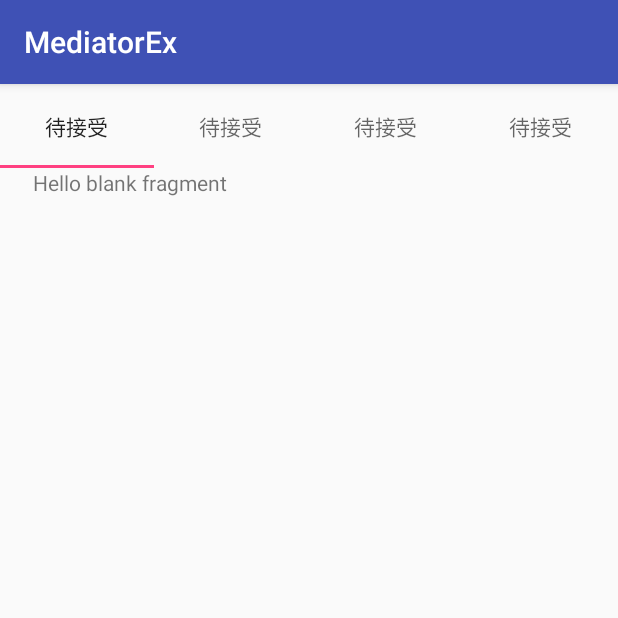
After one commit to ivotai/MediatorEx, an Android app: the MediationAct screen opened directly, with no data from a screen before it, on a phone screen of 412 x 824 dp, the top half of it. The commit adds this screen. Run offline under Robolectric (Android 15) with nearby library versions, the phone set to English and light mode, and no system bars; our stand-ins replace RxJava; 1 statement that could not run was skipped.

Commit message:
添加列表界面

```diff
--- a/app/build.gradle
+++ b/app/build.gradle
@@ -50,6 +50,7 @@ dependencies {
     implementation 'com.facebook.stetho:stetho:1.5.0'
     implementation 'com.facebook.stetho:stetho-okhttp3:1.5.0'
     implementation 'com.google.dagger:dagger:2.14.1'
+    implementation 'com.android.support:support-v4:27.1.0'
     kapt 'com.google.dagger:dagger-compiler:2.14.1'
 //    implementation 'cn.jiguang.sdk:jmessage:2.5.0'  // 此处以JMessage 2.5.0 版本为例。
 //    implementation 'cn.jiguang.sdk:jcore:1.1.9'     // 此处以JCore 1.1.9 版本为例。
@@ -59,6 +60,7 @@ dependencies {
     implementation 'com.jakewharton.rxbinding2:rxbinding:2.1.1'
     compile 'cn.aigestudio.wheelpicker:WheelPicker:1.1.2'
     implementation 'com.wada811:android-material-design-colors:3.0.0'
+    compile 'com.github.CymChad:BaseRecyclerViewAdapterHelper:2.9.30'
 }
 
 kapt {
--- a/app/src/main/AndroidManifest.xml
+++ b/app/src/main/AndroidManifest.xml
@@ -21,7 +21,8 @@
             </intent-filter>
         </activity>
         <activity android:name=".im.ImActivity" />
-        <activity android:name=".mediate.view.ActivateActivity"></activity>
+        <activity android:name=".mediate.view.ActivateActivity" />
+        <activity android:name=".mediate.view.MediationAct"></activity>
     </application>
 
 </manifest>
--- a/app/src/main/java/com/unicorn/mediatorex/mediate/service/MediateService.kt
+++ b/app/src/main/java/com/unicorn/mediatorex/mediate/service/MediateService.kt
@@ -1,12 +1,11 @@
 package com.unicorn.mediatorex.mediate.service
 
 import com.unicorn.mediatorex.mediate.model.ActivateInfo
+import com.unicorn.mediatorex.mediate.model.Case
 import com.unicorn.mediatorex.mediate.model.Label
+import com.unicorn.mediatorex.mediate.model.PageResponse
 import io.reactivex.Observable
-import retrofit2.http.Body
-import retrofit2.http.GET
-import retrofit2.http.Headers
-import retrofit2.http.POST
+import retrofit2.http.*
 
 interface MediateService {
 
@@ -26,4 +25,8 @@ interface MediateService {
     @POST("api/v1/mediate/mediator/active")
     fun activeMediator(@Body activateInfo: ActivateInfo): Observable<Any>
 
+    @GET("mediate/case")
+    fun getMediateCase(@Query("status") status:Int): Observable<PageResponse<Case>>
+
+
 }
--- /dev/null
+++ b/app/src/main/java/com/unicorn/mediatorex/mediate/view/MediationAct.kt
@@ -0,0 +1,42 @@
+package com.unicorn.mediatorex.mediate.view
+
+import android.os.Bundle
+import android.support.v7.app.AppCompatActivity
+import com.unicorn.mediatorex.R
+import com.unicorn.mediatorex.app.dagger2.ComponentsHolder
+import com.unicorn.mediatorex.logWrapper
+import io.reactivex.android.schedulers.AndroidSchedulers
+import io.reactivex.rxkotlin.subscribeBy
+import io.reactivex.schedulers.Schedulers
+import kotlinx.android.synthetic.main.activity_mediation.*
+
+class MediationAct : AppCompatActivity() {
+
+    override fun onCreate(savedInstanceState: Bundle?) {
+        super.onCreate(savedInstanceState)
+        setContentView(R.layout.activity_mediation)
+
+        viewPager.adapter = MediationPagerAdapter(supportFragmentManager)
+        tabLayout.setupWithViewPager(viewPager)
+
+        val service = ComponentsHolder.appComponent.getMediateService()
+        service.getMediateCase(0)
+                .subscribeOn(Schedulers.io())
+                .logWrapper("getMediateCase")
+                .observeOn(AndroidSchedulers.mainThread())
+                .subscribeBy(
+                        onError = {
+                            it
+//                            view.hideLoading()
+                        },
+                        onNext = {
+                            it
+//                            view.hideLoading()
+//                            UserInfo.loginResponse = it
+//                            UserInfo.isLogin = true
+//                            ToastUtils.showShort("登录成功")
+                        }
+                )
+    }
+
+}
--- /dev/null
+++ b/app/src/main/java/com/unicorn/mediatorex/mediate/view/MediationFrag.kt
@@ -0,0 +1,38 @@
+package com.unicorn.mediatorex.mediate.view
+
+import android.os.Bundle
+import android.support.v4.app.Fragment
+import android.view.LayoutInflater
+import android.view.View
+import android.view.ViewGroup
+import com.unicorn.mediatorex.R
+
+    class MediationFrag : Fragment() {
+
+
+    override fun onCreateView(inflater: LayoutInflater, container: ViewGroup?,
+                              savedInstanceState: Bundle?): View? {
+        // Inflate the layout for this fragment
+        return inflater.inflate(R.layout.fragment_mediation, container, false)
+    }
+
+    companion object {
+        /**
+         * Use this factory method to create a new instance of
+         * this fragment using the provided parameters.
+         *
+         * @param param1 Parameter 1.
+         * @param param2 Parameter 2.
+         * @return A new instance of fragment MediationFrag.
+         */
+        // TODO: Rename and change types and number of parameters
+        @JvmStatic
+        fun newInstance(param1: String, param2: String) =
+                MediationFrag().apply {
+                    arguments = Bundle().apply {
+                        putString("", param1)
+                        putString("", param2)
+                    }
+                }
+    }
+}
--- /dev/null
+++ b/app/src/main/java/com/unicorn/mediatorex/mediate/view/MediationPagerAdapter.kt
@@ -0,0 +1,19 @@
+package com.unicorn.mediatorex.mediate.view
+
+import android.support.v4.app.FragmentManager
+import android.support.v4.app.FragmentStatePagerAdapter
+
+class MediationPagerAdapter(fm: FragmentManager) : FragmentStatePagerAdapter(fm) {
+
+    companion object {
+
+        val titles = listOf("待接受","待接受","待接受","待接受")
+
+    }
+
+    override fun getItem(position: Int) = MediationFrag()
+
+    override fun getCount()= titles.size
+
+    override fun getPageTitle(position: Int)= titles[position]
+}
--- /dev/null
+++ b/app/src/main/res/layout/activity_mediation.xml
@@ -0,0 +1,25 @@
+<?xml version="1.0" encoding="utf-8"?>
+<android.support.constraint.ConstraintLayout xmlns:android="http://schemas.android.com/apk/res/android"
+    xmlns:app="http://schemas.android.com/apk/res-auto"
+    xmlns:tools="http://schemas.android.com/tools"
+    android:layout_width="match_parent"
+    android:layout_height="match_parent"
+    tools:context=".mediate.view.MediationAct">
+
+    <android.support.design.widget.TabLayout
+        android:id="@+id/tabLayout"
+        android:layout_width="match_parent"
+        android:layout_height="56dp"
+        app:layout_constraintEnd_toEndOf="parent"
+        app:layout_constraintStart_toStartOf="parent"
+        app:layout_constraintTop_toTopOf="parent" />
+
+    <android.support.v4.view.ViewPager
+        android:id="@+id/viewPager"
+        android:layout_width="368dp"
+        android:layout_height="511dp"
+        app:layout_constraintEnd_toEndOf="parent"
+        app:layout_constraintStart_toStartOf="parent"
+        app:layout_constraintTop_toBottomOf="@+id/tabLayout" />
+
+</android.support.constraint.ConstraintLayout>
--- /dev/null
+++ b/app/src/main/res/layout/fragment_mediation.xml
@@ -0,0 +1,14 @@
+<?xml version="1.0" encoding="utf-8"?>
+<FrameLayout xmlns:android="http://schemas.android.com/apk/res/android"
+    xmlns:tools="http://schemas.android.com/tools"
+    android:layout_width="match_parent"
+    android:layout_height="match_parent"
+    tools:context=".mediate.view.MediationFrag">
+
+    <!-- TODO: Update blank fragment layout -->
+    <TextView
+        android:layout_width="match_parent"
+        android:layout_height="match_parent"
+        android:text="@string/hello_blank_fragment" />
+
+</FrameLayout>
--- a/app/src/main/res/values/strings.xml
+++ b/app/src/main/res/values/strings.xml
@@ -1,3 +1,6 @@
 <resources>
     <string name="app_name">MediatorEx</string>
+
+    <!-- TODO: Remove or change this placeholder text -->
+    <string name="hello_blank_fragment">Hello blank fragment</string>
 </resources>
```
Also changed, not shown: app/src/main/java/com/unicorn/mediatorex/login/view/LoginActivity.kt (+4 -7 lines), app/src/main/java/com/unicorn/mediatorex/mediate/model/Case.kt (added, +28 -0 lines), app/src/main/java/com/unicorn/mediatorex/mediate/model/PageResponse.kt (added, +14 -0 lines), app/src/main/java/com/unicorn/mediatorex/mediate/view/ActivateActivity.kt (+7 -1 lines), app/src/main/java/com/unicorn/mediatorex/mediate/wheel/WheelPickerFragment.kt (+8 -10 lines), app/src/main/res/layout/activity_activate.xml (+13 -0 lines).
